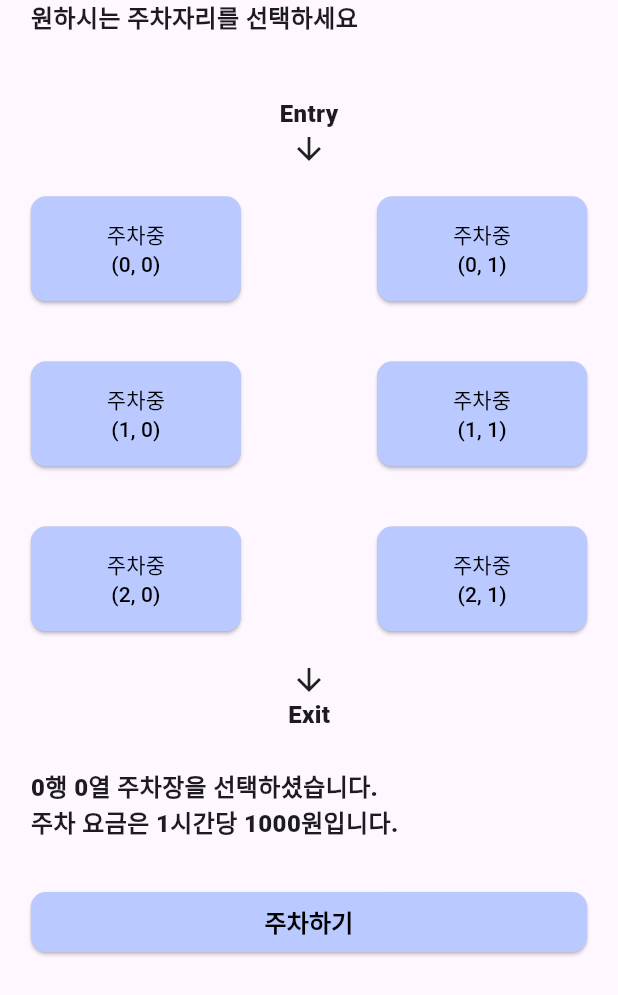
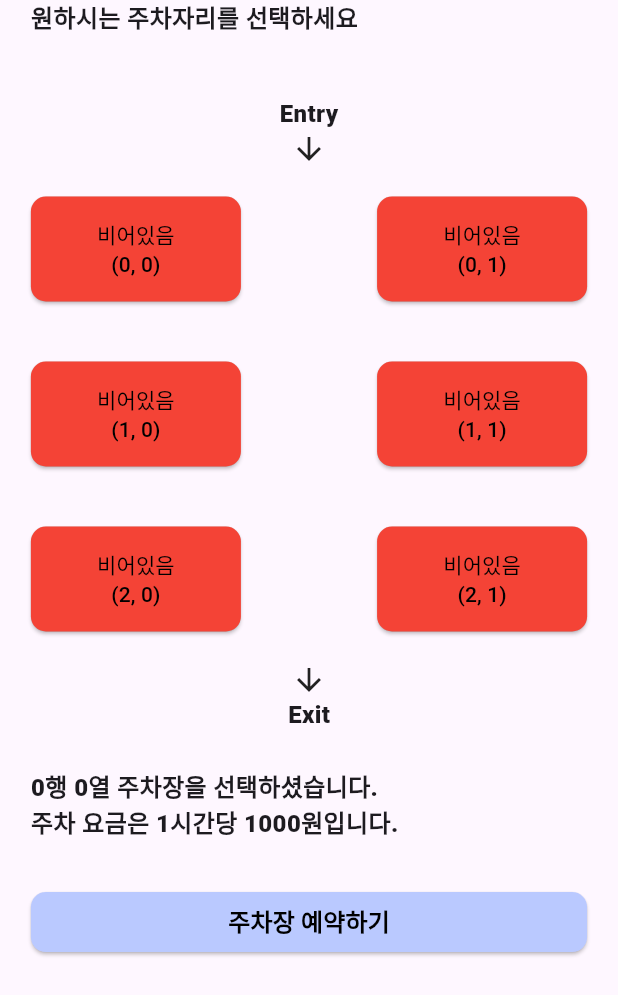
Before and after one commit to hyeonjoonpark/ORAI_IOT_APP, a Flutter app: the ParkingLotWidget screen opened directly, after a tap on an icon or button, on a phone screen of 412 x 824 dp. Shown: the top 995 px of the screen. Run offline on Flutter 3.47's test engine with Material 3 defaults, Android fonts, the phone set to English and light mode, and no system bars; our stand-ins replace flutter_map, flutter_screenutil, geolocator, get, latlong2.

Commit message:
TODO : fix state color

```diff
--- a/lib/ui/components/parking_lot_widget.dart
+++ b/lib/ui/components/parking_lot_widget.dart
@@ -14,6 +14,9 @@ class _ParkingLotWidgetState extends State<ParkingLotWidget> {
   bool isEntry = false;
   int? row;
   int? col;
+  bool isReservation = false;
+  int? selectedRow;
+  int? selectedCol;
   @override
   Widget build(BuildContext context) {
     return ScreenUtilInit(
@@ -65,23 +68,36 @@ class _ParkingLotWidgetState extends State<ParkingLotWidget> {
                           ),
                           child: ElevatedButton(
                             onPressed: () {
-                              // 버튼을 누르면 이벤트를 실행합니다.
-                              print("사각형 인덱스: ($rowIndex, $colIndex)");
-                              // TODO : 주차장 선택 시 하나의 주차장만 선택되도록 구현
                               setState(() {
-                                isEntry = !isEntry;
-                                row = rowIndex;
-                                col = colIndex;
+                                // Toggle the isEntry state to switch between empty and occupied colors
+                                isReservation = !isReservation;
+                                print('isReservation : $isReservation');
+                                if (isReservation) {
+                                  // Change the color when the rectangle is selected
+                                  selectedRow = rowIndex;
+                                  selectedCol = colIndex;
+                                } else {
+                                  // Reset the selected row and column when the rectangle is deselected
+                                  selectedRow = null;
+                                  selectedCol = null;
+                                }
                               });
                             },
                             style: ElevatedButton.styleFrom(
                               foregroundColor: Colors.black,
-                              backgroundColor: !isEntry
-                                  ? const Color(0xffDDDDDD)
-                                  : const Color(0xffBAC9FF),
+                              // TODO : 예약된 상태, 주차중인 상태, 비어있는 상태에 따라
+                              // 색상을 바꿉니다.
+                              padding: const EdgeInsets.all(0),
                               shape: RoundedRectangleBorder(
                                 borderRadius: BorderRadius.circular(10),
                               ),
+                              backgroundColor: isReservation
+                                  ? Colors.red
+                                  : selectedRow == rowIndex &&
+                                          selectedCol == colIndex
+                                      ? const Color(0xffBAC9FF)
+                                      : const Color(
+                                          0xffF5F5F5), // Default color for empty rectangle
                             ),
                             child: !isEntry
                                 ? Text(
@@ -111,10 +127,10 @@ class _ParkingLotWidgetState extends State<ParkingLotWidget> {
                 margin: EdgeInsets.only(left: 0.05.sw, top: 0.03.sh),
                 alignment: Alignment.centerLeft,
                 child: Text(
-                  row == null && col == null
+                  selectedRow == null && selectedCol == null
                       ? "주차자리를 선택해주세요"
-                      : "$row행 $col열 주차장을 선택하셨습니다.",
-                  style: row == null && col == null
+                      : "$selectedRow행 $selectedCol열 주차장을 선택하셨습니다.",
+                  style: selectedRow == null && selectedCol == null
                       ? const TextStyle(
                           fontSize: 16,
                           fontWeight: FontWeight.w900,
@@ -152,7 +168,7 @@ class _ParkingLotWidgetState extends State<ParkingLotWidget> {
                     ),
                   ),
                   child: const Text(
-                    "주차하기",
+                    "주차장 예약하기",
                     style: TextStyle(
                       fontSize: 16,
                       fontWeight: FontWeight.w900,
```
